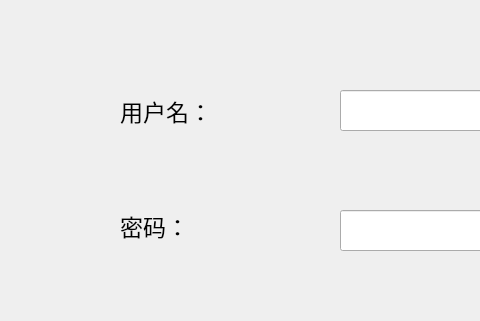
The window that MyWhiteBlock3.0/login.ui (PKUZhangHQ/PianoTiles) describes before a commit, drawn with Qt 5; both pictures show x 0 to 480 and y 110 to 431 of the 700 by 700 pixel window.
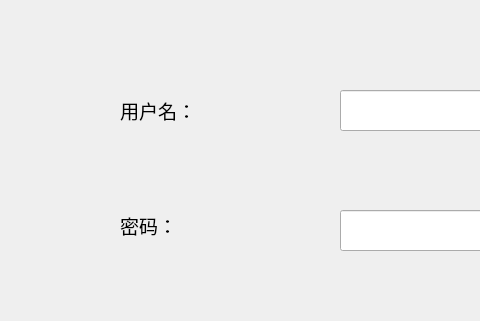
The same window after the commit.

What changed in the file:
```diff
--- a/MyWhiteBlock3.0/login.ui
+++ b/MyWhiteBlock3.0/login.ui
@@ -36,7 +36,7 @@
    </property>
    <property name="font">
     <font>
-     <pointsize>17</pointsize>
+     <pointsize>14</pointsize>
     </font>
    </property>
    <property name="layoutDirection">
@@ -57,7 +57,7 @@
    </property>
    <property name="font">
     <font>
-     <pointsize>17</pointsize>
+     <pointsize>14</pointsize>
     </font>
    </property>
    <property name="text">
```
